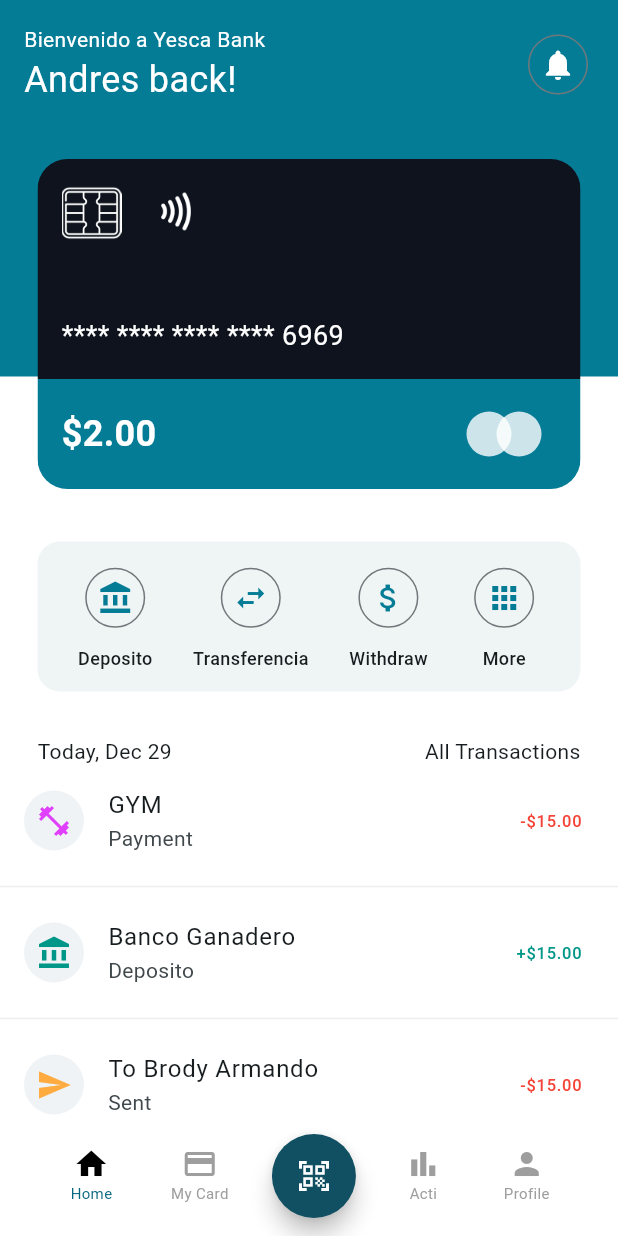
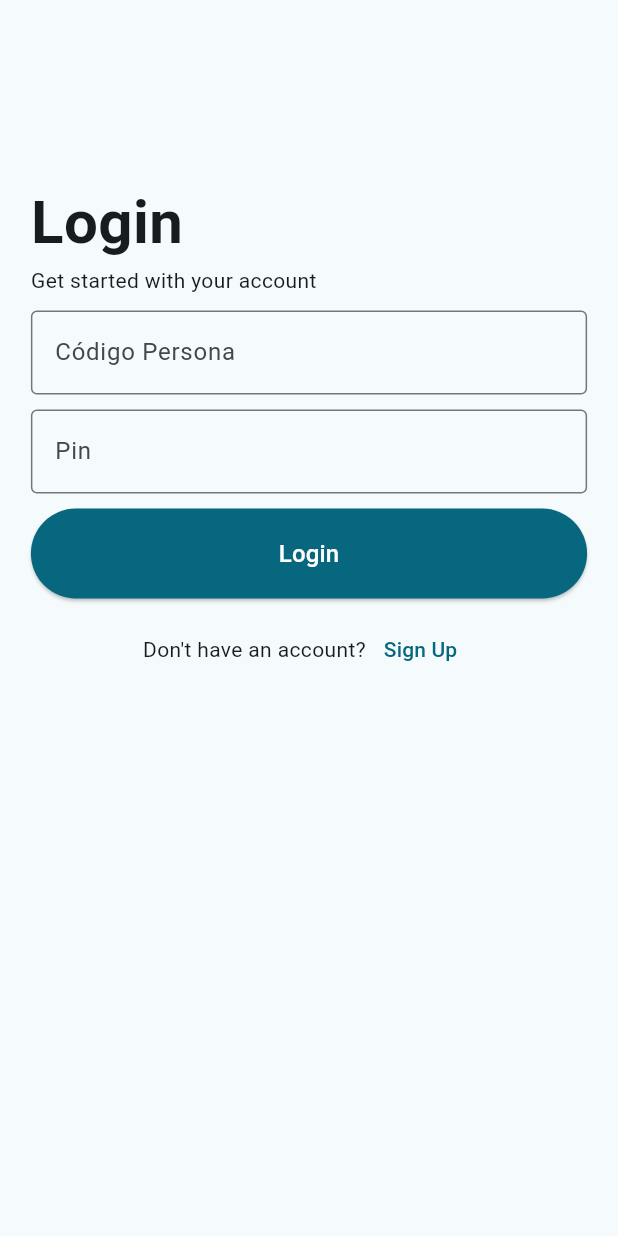
Before and after one commit to Y2ktorrez/YescaBank_Mobile-, a Flutter app: the screen it shows after launch, on a phone screen of 412 x 824 dp. Run offline on Flutter 3.47's test engine with Material 3 defaults, Android fonts, the phone set to English and light mode, and no system bars.

Commit message:
Sign up and Login customer

```diff
--- a/lib/main.dart
+++ b/lib/main.dart
@@ -7,6 +7,9 @@ import 'package:yescabank/screens/scan.dart';
 import 'package:yescabank/widgets/action_button.dart';
 import 'package:yescabank/widgets/credit_cart.dart';
 import 'package:yescabank/widgets/transaction_list.dart';
+
+import 'screens/login.dart';
+import 'screens/signup.dart';
 
 void main() {
   runApp(const MyApp());
@@ -20,10 +23,54 @@ class MyApp extends StatelessWidget {
     return MaterialApp(
       title: "Yesca Bank",
       theme: ThemeData(
-          colorScheme: ColorScheme.fromSeed(
-              seedColor: const Color.fromARGB(255, 16, 80, 98)),
-          useMaterial3: true),
-      home: const MainPage(),
+        colorScheme: ColorScheme.fromSeed(seedColor: const Color.fromARGB(255, 16, 80, 98)),
+        useMaterial3: true,
+      ),
+      home: const AuthScreen(),
+    );
+  }
+}
+
+class AuthScreen extends StatefulWidget {
+  const AuthScreen({super.key});
+
+  @override
+  State<AuthScreen> createState() => _AuthScreenState();
+}
+
+class _AuthScreenState extends State<AuthScreen> {
+  bool isAuthenticated = false;
+  bool isSignup = false;
+
+  @override
+  Widget build(BuildContext context) {
+    if (isAuthenticated) {
+      return const MainPage();
+    }
+    return isSignup
+        ? SignupPage(
+      onSignupSuccess: () {
+        setState(() {
+          isAuthenticated = true;
+        });
+      },
+      onSwitchToLogin: () {
+        setState(() {
+          isSignup = false;
+        });
+      },
+    )
+        : LoginPage(
+      onLoginSuccess: () {
+        setState(() {
+          isAuthenticated = true;
+        });
+      },
+      onSwitchToSignup: () {
+        setState(() {
+          isSignup = true;
+        });
+      },
     );
   }
 }
@@ -60,14 +107,14 @@ class _MainPageState extends State<MainPage> {
               onPressed: () => onTabTapped(2),
               backgroundColor: const Color.fromARGB(255, 16, 80, 98),
               shape: RoundedRectangleBorder(
-                borderRadius: BorderRadius.circular(30)
+                borderRadius: BorderRadius.circular(30),
               ),
               child: const Icon(
                 Icons.qr_code_scanner,
                 color: Colors.white,
               ),
             ),
-            tabItem(Icons.bar_chart, "Acti", 3),
+            tabItem(Icons.bar_chart, "Activity", 3),
             tabItem(Icons.person, "Profile", 4),
           ],
         ),
@@ -80,25 +127,22 @@ class _MainPageState extends State<MainPage> {
       onPressed: () => onTabTapped(index),
       icon: Column(
         children: [
-          Icon(
-            icon,
-            color: currentIndex == index ? Colors.black : Colors.grey,
-          ),
+          Icon(icon, color: currentIndex == index ? Colors.black : Colors.grey),
           Text(
             label,
             style: TextStyle(
-                fontSize: 10,
-                color: currentIndex == index
-                    ? Theme.of(context).primaryColor
-                    : Colors.grey),
-          )
+              fontSize: 10,
+              color: currentIndex == index ? Theme.of(context).primaryColor : Colors.grey,
+            ),
+          ),
         ],
       ),
     );
   }
-  void onTabTapped (int index){
+
+  void onTabTapped(int index) {
     setState(() {
-      currentIndex=index;
+      currentIndex = index;
     });
   }
 }
--- /dev/null
+++ b/lib/models/createCustomer_model.dart
@@ -0,0 +1,43 @@
+class Customer {
+  String ci;
+  String name;
+  String lastName;
+  String email;
+  String dateOfBirth;
+  String address;
+  String phone;
+  String ocupation;
+  String reference;
+  int typeCurrencyId;
+  int typeAccountId;
+
+  Customer({
+    required this.ci,
+    required this.name,
+    required this.lastName,
+    required this.email,
+    required this.dateOfBirth,
+    required this.address,
+    required this.phone,
+    required this.ocupation,
+    required this.reference,
+    required this.typeCurrencyId,
+    required this.typeAccountId,
+  });
+
+  Map<String, dynamic> toJson() {
+    return {
+      'ci': ci,
+      'name': name,
+      'lastName': lastName,
+      'email': email,
+      'dateOfBirth': dateOfBirth,
+      'address': address,
+      'phone': phone,
+      'ocupation': ocupation,
+      'reference': reference,
+      'typeCurrency_id': typeCurrencyId,
+      'typeAccount_id': typeAccountId,
+    };
+  }
+}
--- /dev/null
+++ b/lib/models/login_model.dart
@@ -0,0 +1,16 @@
+class LoginCustomer {
+  String personCode;
+  String key;
+
+  LoginCustomer({
+    required this.personCode,
+    required this.key,
+  });
+
+  Map<String, dynamic> toJson() {
+    return {
+      'personCode': personCode,
+      'key': key,
+    };
+  }
+}
--- /dev/null
+++ b/lib/screens/login.dart
@@ -0,0 +1,120 @@
+import 'package:flutter/material.dart';
+
+import '../models/login_model.dart';
+import '../services/customer_service.dart';
+
+class LoginPage extends StatefulWidget {
+  final VoidCallback onLoginSuccess;
+  final VoidCallback onSwitchToSignup; // Función para cambiar al registro
+
+  const LoginPage({super.key, required this.onLoginSuccess, required this.onSwitchToSignup});
+
+  @override
+  State<LoginPage> createState() => _LoginPageState();
+}
+
+class _LoginPageState extends State<LoginPage> {
+  final formKey = GlobalKey<FormState>();
+  final CustomerService _customerService = CustomerService(); // Instancia del servicio
+  TextEditingController _personCodeController = TextEditingController();
+  TextEditingController _pinController = TextEditingController();
+
+  // Método para hacer login del cliente
+  Future<void> _loginCustomer() async {
+    if (formKey.currentState!.validate()) {
+      LoginCustomer loginCustomer = LoginCustomer(
+        personCode: _personCodeController.text,
+        key: _pinController.text,
+      );
+
+      try {
+        String? token = await _customerService.loginCustomer(loginCustomer);
+        if (token != null) {
+          ScaffoldMessenger.of(context).showSnackBar(
+            const SnackBar(content: Text("Login Successful")),
+          );
+          widget.onLoginSuccess(); // Usuario autenticado exitosamente
+        }
+      } catch (e) {
+        ScaffoldMessenger.of(context).showSnackBar(
+          SnackBar(content: Text("Failed to login: $e")),
+        );
+      }
+    }
+  }
+
+  @override
+  Widget build(BuildContext context) {
+    return Scaffold(
+      body: SingleChildScrollView(
+        child: Form(
+          key: formKey,
+          child: Column(
+            children: [
+              const SizedBox(height: 120),
+              SizedBox(
+                width: MediaQuery.of(context).size.width * .9,
+                child: Column(
+                  crossAxisAlignment: CrossAxisAlignment.start,
+                  children: [
+                    const Text("Login", style: TextStyle(fontSize: 40, fontWeight: FontWeight.w700)),
+                    const Text("Get started with your account"),
+                    const SizedBox(height: 10),
+                    SizedBox(
+                      width: MediaQuery.of(context).size.width * .9,
+                      child: TextFormField(
+                        validator: (value) => value!.isEmpty ? "Código Persona cannot be empty." : null,
+                        controller: _personCodeController,
+                        decoration: const InputDecoration(
+                          border: OutlineInputBorder(),
+                          label: Text("Código Persona"),
+                        ),
+                      ),
+                    ),
+                  ],
+                ),
+              ),
+              const SizedBox(height: 10),
+              SizedBox(
+                width: MediaQuery.of(context).size.width * .9,
+                child: TextFormField(
+                  validator: (value) => value!.length < 4 ? "Pin should have at least 4 characters." : null,
+                  controller: _pinController,
+                  obscureText: true,
+                  decoration: const InputDecoration(
+                    border: OutlineInputBorder(),
+                    label: Text("Pin"),
+                  ),
+                ),
+              ),
+              const SizedBox(height: 10),
+              SizedBox(
+                height: 60,
+                width: MediaQuery.of(context).size.width * .9,
+                child: ElevatedButton(
+                  onPressed: _loginCustomer, // Llamada al método para hacer login
+                  style: ElevatedButton.styleFrom(
+                    backgroundColor: Theme.of(context).primaryColor,
+                    foregroundColor: Colors.white,
+                  ),
+                  child: const Text("Login", style: TextStyle(fontSize: 16)),
+                ),
+              ),
+              const SizedBox(height: 10),
+              Row(
+                mainAxisAlignment: MainAxisAlignment.center,
+                children: [
+                  const Text("Don't have an account?"),
+                  TextButton(
+                    onPressed: widget.onSwitchToSignup, // Cambiamos al registro
+                    child: const Text("Sign Up"),
+                  ),
+                ],
+              ),
+            ],
+          ),
+        ),
+      ),
+    );
+  }
+}
--- a/pubspec.yaml
+++ b/pubspec.yaml
@@ -35,6 +35,7 @@ dependencies:
   # The following adds the Cupertino Icons font to your application.
   # Use with the CupertinoIcons class for iOS style icons.
   cupertino_icons: ^1.0.8
+  http: ^1.2.2
 
 dev_dependencies:
   flutter_test:
```
Also changed, not shown: lib/screens/signup.dart (added, +237 -0 lines), lib/services/customer_service.dart (added, +35 -0 lines), pubspec.lock.
